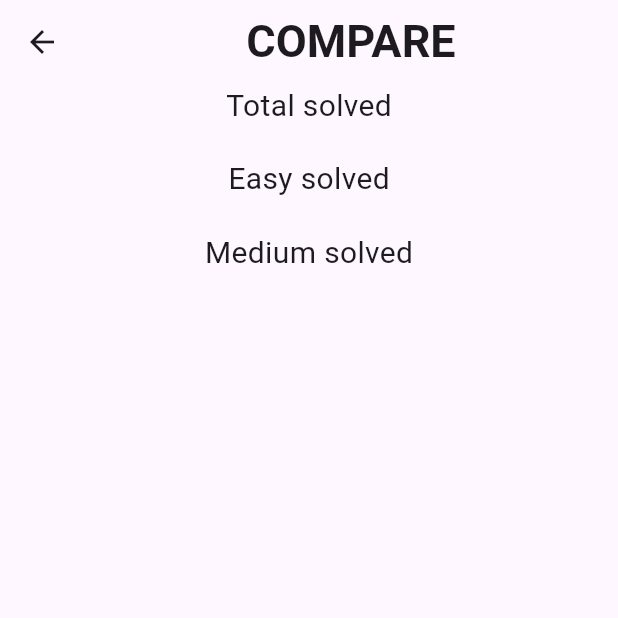
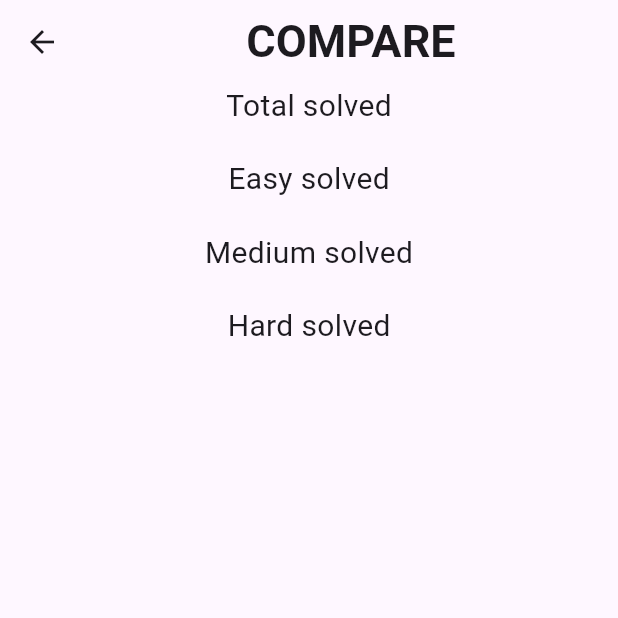
Before and after one commit to sapatevaibhav/leetkode, a Flutter app: the ComparePage screen opened directly, on a phone screen of 412 x 824 dp, the top half of it. Run offline on Flutter 3.47's test engine with Material 3 defaults, Android fonts, the phone set to English and light mode, and no system bars; our stand-ins replace adaptive_theme, dashed_circular_progress_bar, percent_indicator, shared_preferences; accounts and stored records are empty.

Commit message:
added hard widget

```diff
--- a/lib/main.dart
+++ b/lib/main.dart
@@ -1,6 +1,5 @@
 import 'package:adaptive_theme/adaptive_theme.dart';
 import 'package:flutter/material.dart';
-import 'package:leetkode/pages/compare_all.dart';
 import 'package:leetkode/pages/home_page.dart';
 
 void main() {
--- a/lib/pages/compare_all.dart
+++ b/lib/pages/compare_all.dart
@@ -1,5 +1,6 @@
 import 'package:flutter/material.dart';
 import 'package:leetkode/widgets/comparison/easy_solved.dart';
+import 'package:leetkode/widgets/comparison/hard_solved.dart';
 import 'package:leetkode/widgets/comparison/medium_solved.dart';
 import 'package:leetkode/widgets/comparison/total_solved.dart';
 
@@ -34,6 +35,7 @@ class ComparePage extends StatelessWidget {
                   SizedBox(height: 20),
                   MediumSolved(),
                   SizedBox(height: 20),
+                  HardSolved(),
                 ],
               ),
             ),
```
